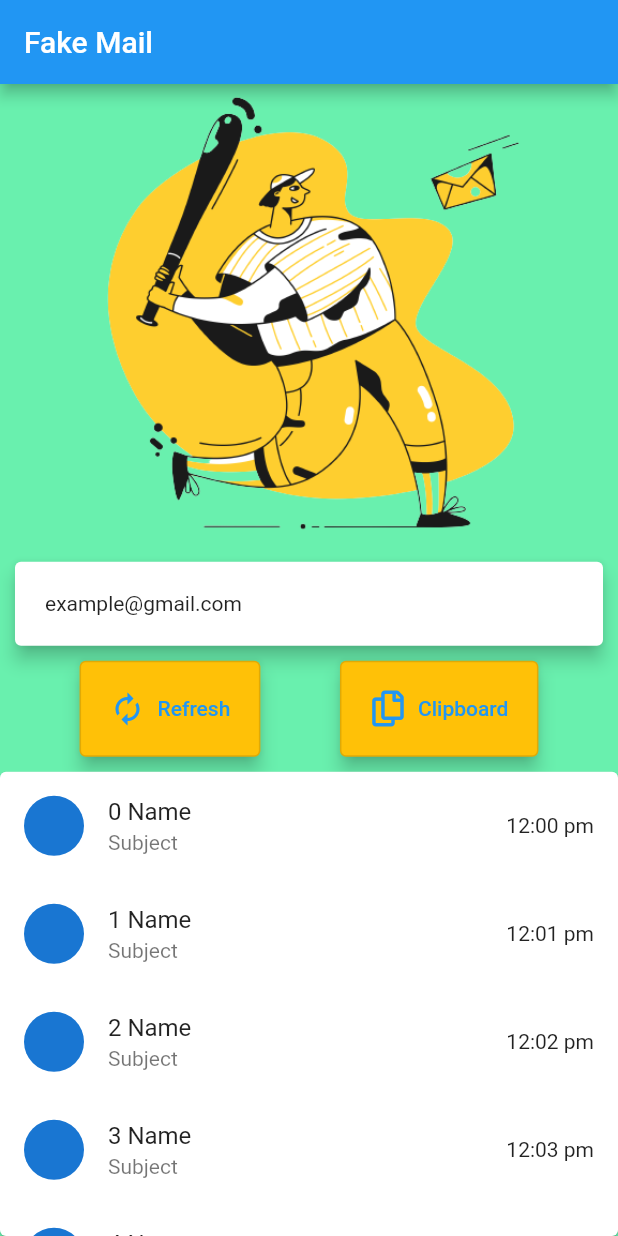
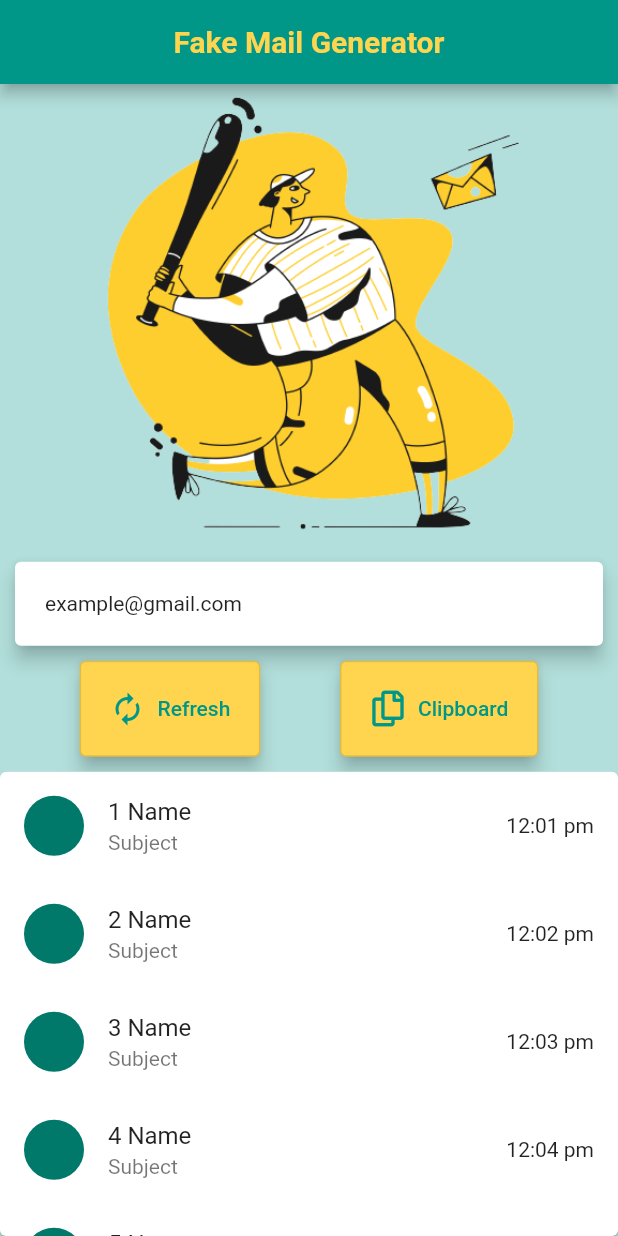
Before and after one commit to amanxnanda/temper_mail, a Flutter app: the screen it shows after launch, on a phone screen of 412 x 824 dp. Run offline on Flutter 3.47's test engine with Material 2 defaults, Android fonts, the phone set to English and light mode, and no system bars; our stand-ins replace font_awesome_flutter.

Commit message:
changed styles

```diff
--- a/lib/main.dart
+++ b/lib/main.dart
@@ -7,9 +7,10 @@ class MyApp extends StatelessWidget {
   @override
   Widget build(BuildContext context) {
     return MaterialApp(
-      title: 'Flutter Demo',
+      debugShowCheckedModeBanner: false,
+      title: 'Fake Mail Generator',
       theme: ThemeData(
-        primarySwatch: Colors.blue,
+        primarySwatch: Colors.teal,
       ),
       home: HomePage(),
     );
--- a/lib/screen/home_page.dart
+++ b/lib/screen/home_page.dart
@@ -7,9 +7,14 @@ class HomePage extends StatelessWidget {
   @override
   Widget build(BuildContext context) {
     return Scaffold(
-      backgroundColor: Colors.greenAccent,
+      backgroundColor: Colors.teal[100],
       appBar: AppBar(
-        title: Text('Fake Mail'),
+        title: Center(
+            child: Text(
+          'Fake Mail Generator',
+          style:
+              TextStyle(color: Colors.amber[300], fontWeight: FontWeight.bold),
+        )),
       ),
       body: Column(
         crossAxisAlignment: CrossAxisAlignment.stretch,
@@ -32,7 +37,7 @@ class HomePage extends StatelessWidget {
                 label: Text('Refresh'),
                 style: OutlinedButton.styleFrom(
                   elevation: 5,
-                  backgroundColor: Colors.amber,
+                  backgroundColor: Colors.amber[300],
                   padding: EdgeInsets.all(20),
                 ),
               ),
@@ -42,7 +47,7 @@ class HomePage extends StatelessWidget {
                 label: Text('Clipboard'),
                 style: OutlinedButton.styleFrom(
                   elevation: 5,
-                  backgroundColor: Colors.amber,
+                  backgroundColor: Colors.amber[300],
                   padding: EdgeInsets.all(20),
                 ),
               ),
@@ -54,7 +59,7 @@ class HomePage extends StatelessWidget {
               child: ListView(
                 physics: BouncingScrollPhysics(),
                 children: [
-                  for (var i = 0; i < 10; i++)
+                  for (var i = 1; i < 10; i++)
                     ListTile(
                       leading: CircleAvatar(),
                       title: Text('$i Name'),
```
